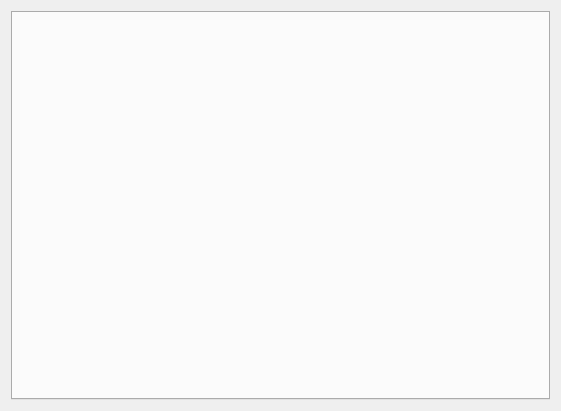
Above: ui/zalozky.ui from RaphCucul/Image-registration-GUI before the change. Below: the same form after it.
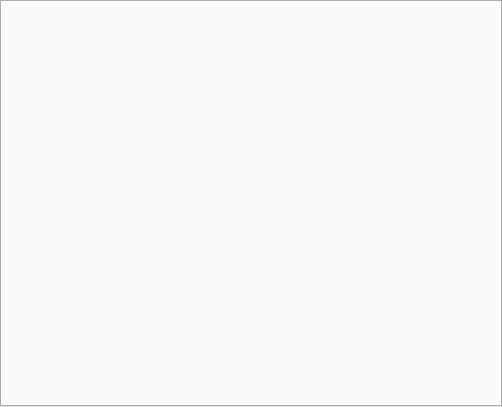
That is the form after the change.

Diff of the .ui file:
```diff
--- a/ui/zalozky.ui
+++ b/ui/zalozky.ui
@@ -6,8 +6,8 @@
    <rect>
     <x>0</x>
     <y>0</y>
-    <width>561</width>
-    <height>411</height>
+    <width>502</width>
+    <height>407</height>
    </rect>
   </property>
   <property name="sizePolicy">
@@ -20,6 +20,21 @@
    <string>Form</string>
   </property>
   <layout class="QVBoxLayout" name="verticalLayout">
+   <property name="spacing">
+    <number>0</number>
+   </property>
+   <property name="leftMargin">
+    <number>0</number>
+   </property>
+   <property name="topMargin">
+    <number>0</number>
+   </property>
+   <property name="rightMargin">
+    <number>0</number>
+   </property>
+   <property name="bottomMargin">
+    <number>0</number>
+   </property>
    <item>
     <widget class="QTabWidget" name="stranky">
      <property name="focusPolicy">
```
